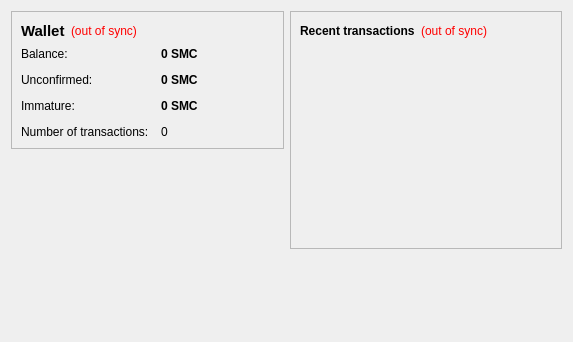
Before: the Qt Designer form src/qt/forms/overviewpage.ui in TrustyJAID/TrustyCoin, drawn with Qt 5.
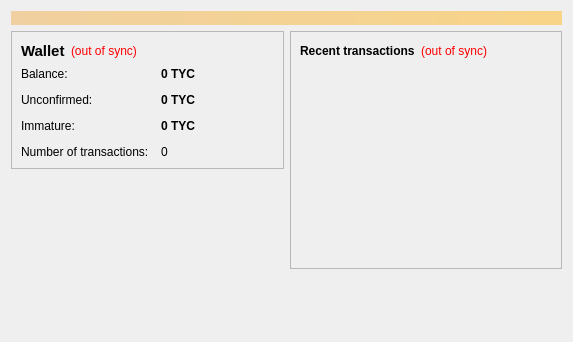
After: the same form once the commit is applied.

```diff
--- a/src/qt/forms/overviewpage.ui
+++ b/src/qt/forms/overviewpage.ui
@@ -13,6 +13,24 @@
   <property name="windowTitle">
    <string>Form</string>
   </property>
+  <layout class="QVBoxLayout" name="topLayout">
+   <item>
+    <widget class="QLabel" name="labelAlerts">
+     <property name="visible">
+      <bool>false</bool>
+     </property>
+     <property name="styleSheet">
+      <string notr="true">background-color: qlineargradient(x1: 0, y1: 0, x2: 1, y2: 0, stop:0 #F0D0A0, stop:1 #F8D488); color:#000000;</string>
+     </property>
+     <property name="wordWrap">
+      <bool>true</bool>
+     </property>
+     <property name="margin">
+      <number>3</number>
+     </property>
+    </widget>
+   </item>
+   <item>
   <layout class="QHBoxLayout" name="horizontalLayout" stretch="1,1">
    <item>
     <layout class="QVBoxLayout" name="verticalLayout_2">
@@ -44,7 +62,7 @@
           <item>
            <widget class="QLabel" name="labelWalletStatus">
             <property name="toolTip">
-             <string>The displayed information may be out of date. Your wallet automatically synchronizes with the SmallChange network after a connection is established, but this process has not completed yet.</string>
+               <string>The displayed information may be out of date. Your wallet automatically synchronizes with the Trustycoin network after a connection is established, but this process has not completed yet.</string>
             </property>
             <property name="styleSheet">
              <string notr="true">QLabel { color: red; }</string>
@@ -105,7 +123,7 @@
              <string>Your current balance</string>
             </property>
             <property name="text">
-             <string notr="true">0 SMC</string>
+               <string notr="true">0 TYC</string>
             </property>
             <property name="textInteractionFlags">
              <set>Qt::LinksAccessibleByMouse|Qt::TextSelectableByKeyboard|Qt::TextSelectableByMouse</set>
@@ -134,7 +152,7 @@
              <string>Total of transactions that have yet to be confirmed, and do not yet count toward the current balance</string>
             </property>
             <property name="text">
-             <string notr="true">0 SMC</string>
+               <string notr="true">0 TYC</string>
             </property>
             <property name="textInteractionFlags">
              <set>Qt::LinksAccessibleByMouse|Qt::TextSelectableByKeyboard|Qt::TextSelectableByMouse</set>
@@ -177,7 +195,7 @@
              <string>Mined balance that has not yet matured</string>
             </property>
             <property name="text">
-             <string notr="true">0 SMC</string>
+               <string notr="true">0 TYC</string>
             </property>
             <property name="textInteractionFlags">
              <set>Qt::LinksAccessibleByMouse|Qt::TextSelectableByKeyboard|Qt::TextSelectableByMouse</set>
@@ -227,7 +245,7 @@
           <item>
            <widget class="QLabel" name="labelTransactionsStatus">
             <property name="toolTip">
-             <string>The displayed information may be out of date. Your wallet automatically synchronizes with the SmallChange network after a connection is established, but this process has not completed yet.</string>
+               <string>The displayed information may be out of date. Your wallet automatically synchronizes with the Trustycoin network after a connection is established, but this process has not completed yet.</string>
             </property>
             <property name="styleSheet">
              <string notr="true">QLabel { color: red; }</string>
@@ -289,6 +307,8 @@
         </size>
        </property>
       </spacer>
+       </item>
+      </layout>
      </item>
     </layout>
    </item>
```
Lines whose indentation alone changed are shown as unchanged.
